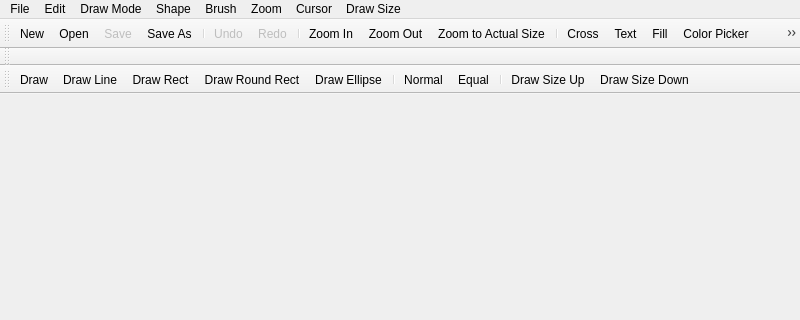
This is mainwindow.ui in adam-zielonka/paintAZ as Qt 5 draws it before an edit; both pictures show x 0 to 800 and y 0 to 320 of the 800 by 600 pixel window. The edited form follows.
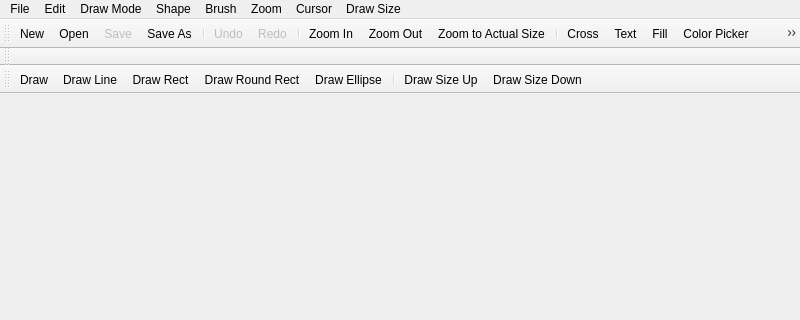
This is the edited form. Icons and pictures are not drawn.

Commit message: Equal shape with pressed key Shift

Patch:
```diff
--- a/mainwindow.ui
+++ b/mainwindow.ui
@@ -161,9 +161,6 @@
    <addaction name="actionDraw_Round_Rect"/>
    <addaction name="actionDraw_Ellipse"/>
    <addaction name="separator"/>
-   <addaction name="actionNormal"/>
-   <addaction name="actionEqual"/>
-   <addaction name="separator"/>
    <addaction name="actionDraw_Size_Up"/>
    <addaction name="actionDraw_Size_Down"/>
   </widget>
```
Left out of the diff: 6 changed lines with no effect on the pictures. The commit also changes 2 other files.
